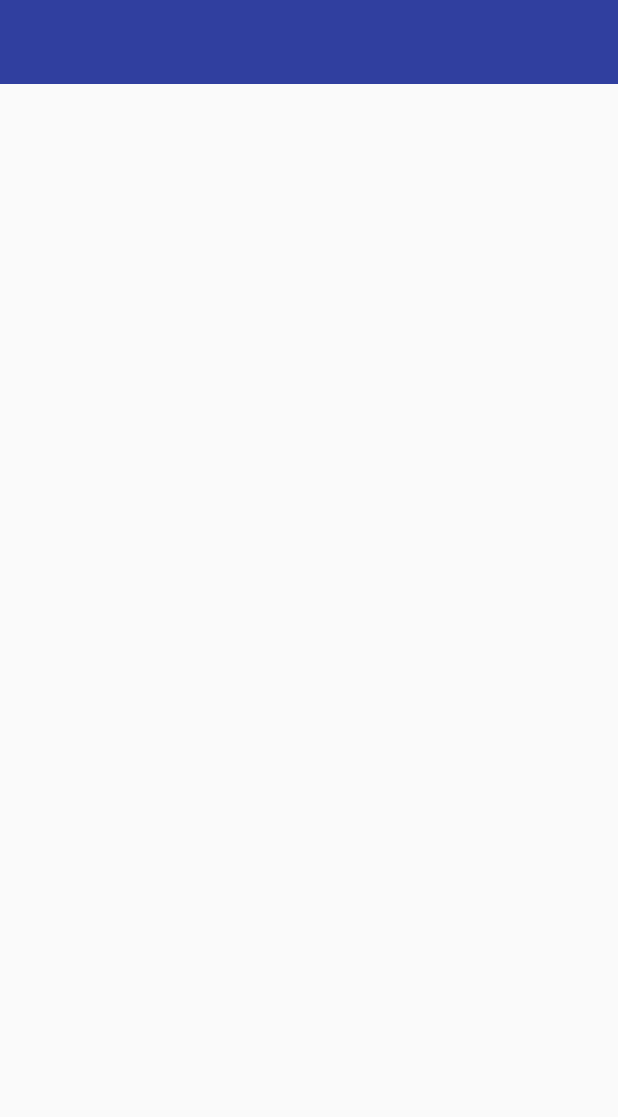
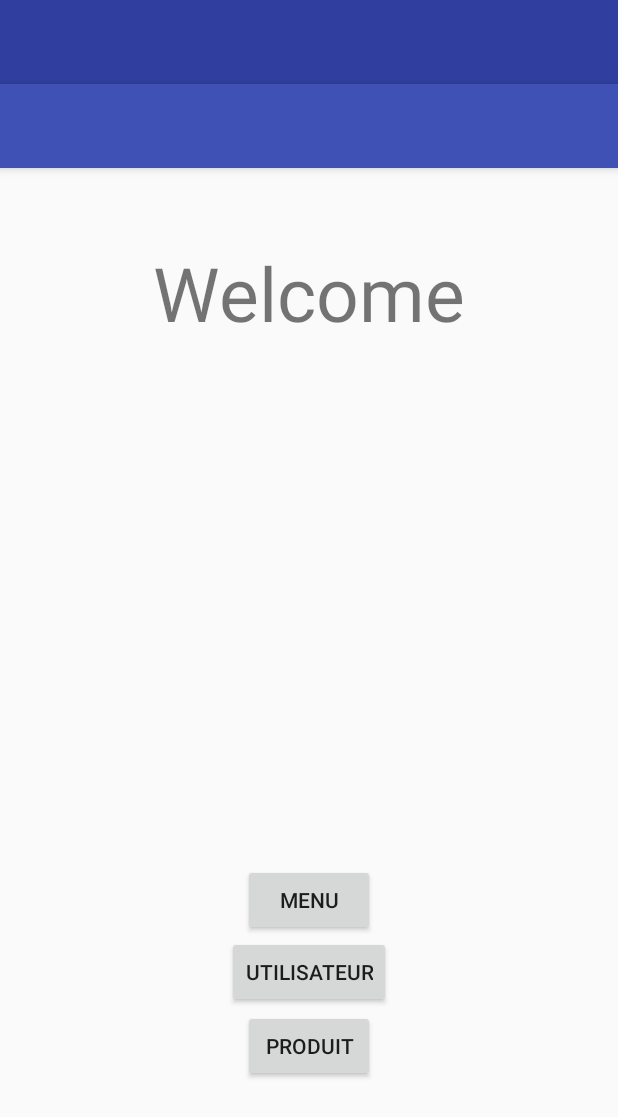
Before and after one commit to marwensaid/TPAndroidSaidiJimy, an Android app: the layout activity_toolbar.xml on its own in the app's theme, with its tools: preview values and no code run, on a phone screen of 412 x 824 dp. Shown: the top 1117 px of the screen. Run offline under Robolectric (Android 15) with nearby library versions, the phone set to English and light mode, and no system bars.

Commit message:
feat(Android-App) impl toolbar component view in layout--MS

```diff
--- a/app/src/main/java/com/example/jimyzak/myapplication/ToolbarNav.java
+++ b/app/src/main/java/com/example/jimyzak/myapplication/ToolbarNavActivity.java
@@ -14,7 +14,7 @@ import android.widget.Toolbar;
 /**
  * Created by marwen on 20/12/15.
  */
-public class ToolbarNav extends AppCompatActivity implements NavigationView.OnNavigationItemSelectedListener {
+public class ToolbarNavActivity extends AppCompatActivity implements NavigationView.OnNavigationItemSelectedListener {
     private TextView textNomValue;
     private Button buttonAffichagePersonne;
     private Button buttonAffichageProduits;
@@ -34,24 +34,24 @@ public class ToolbarNav extends AppCompatActivity implements NavigationView.OnNa
         navigationView.setNavigationItemSelectedListener(this);
 
         Personne personne = (Personne) getIntent().getSerializableExtra("nom_prenom");
-        this.textNomValue =  (TextView)(this.findViewById(R.id.textViewHomeName));
+        this.textNomValue =  (TextView)(this.findViewById(R.id.textViewTitleHome));
         this.textNomValue.setText(personne.getPrenom() + " " + personne.getNom());
 
-        this.buttonAffichagePersonne = (Button)findViewById(R.id.bUtil);
+        this.buttonAffichagePersonne = (Button)findViewById(R.id.buttonAffichageUtilisateurView);
         this.buttonAffichagePersonne.setOnClickListener(new View.OnClickListener() {
 
             @Override
             public void onClick(View v) {
-                startActivity(new Intent(ToolbarNav.this, ListeDesCompteUser.class));
+                startActivity(new Intent(ToolbarNavActivity.this, ListeDesCompteUser.class));
             }
         });
 
-        this.buttonAffichageProduits = (Button)findViewById(R.id.bProd);
+        this.buttonAffichageProduits = (Button)findViewById(R.id.buttonAffichageProduitView);
         this.buttonAffichageProduits.setOnClickListener(new View.OnClickListener() {
 
             @Override
             public void onClick(View v) {
-                startActivity(new Intent(ToolbarNav.this, ListProduit.class));
+                startActivity(new Intent(ToolbarNavActivity.this, ListProduit.class));
             }
         });
 
@@ -60,7 +60,7 @@ public class ToolbarNav extends AppCompatActivity implements NavigationView.OnNa
 
             @Override
             public void onClick(View v) {
-                startActivity(new Intent(ToolbarNav.this, MenuActivity.class));
+                startActivity(new Intent(ToolbarNavActivity.this, MenuActivity.class));
             }
         });
     }
--- a/app/src/main/res/layout/applicationNavigationbarToolbar.xml
+++ b/app/src/main/res/layout/applicationNavigationbarToolbar.xml
@@ -1,6 +1,78 @@
 <?xml version="1.0" encoding="utf-8"?>
-<LinearLayout xmlns:android="http://schemas.android.com/apk/res/android"
-    android:orientation="vertical" android:layout_width="match_parent"
-    android:layout_height="match_parent">
+<android.support.design.widget.CoordinatorLayout
+    xmlns:android="http://schemas.android.com/apk/res/android"
+    xmlns:app="http://schemas.android.com/apk/res-auto"
+    xmlns:tools="http://schemas.android.com/tools" android:layout_width="match_parent"
+    android:layout_height="match_parent" android:fitsSystemWindows="true"
+    tools:context="com.example.jimyzak.myapplication.ToolbarNavActivity">
 
-</LinearLayout>
+    <android.support.design.widget.AppBarLayout android:layout_height="wrap_content"
+        android:layout_width="match_parent" android:theme="@style/AppTheme.AppBarOverlay">
+
+        <android.support.v7.widget.Toolbar android:id="@+id/toolbar"
+            android:layout_width="match_parent" android:layout_height="?attr/actionBarSize"
+            android:background="?attr/colorPrimary" app:popupTheme="@style/AppTheme.PopupOverlay" />
+
+    </android.support.design.widget.AppBarLayout>
+
+
+    <RelativeLayout xmlns:android="http://schemas.android.com/apk/res/android"
+        xmlns:tools="http://schemas.android.com/tools"
+        xmlns:app="http://schemas.android.com/apk/res-auto" android:layout_width="match_parent"
+        android:layout_height="match_parent" android:paddingLeft="@dimen/activity_horizontal_margin"
+        android:paddingRight="@dimen/activity_horizontal_margin"
+        android:paddingTop="@dimen/activity_vertical_margin"
+        android:paddingBottom="@dimen/activity_vertical_margin"
+        app:layout_behavior="@string/appbar_scrolling_view_behavior"
+        tools:context="com.example.jimyzak.myapplication.ToolbarNavActivity">
+
+        <TextView
+            android:layout_width="wrap_content"
+            android:layout_height="wrap_content"
+            android:text="Welcome"
+            android:id="@+id/textViewMessageWelcome"
+            android:layout_marginTop="33dp"
+            android:layout_alignParentTop="true"
+            android:layout_centerHorizontal="true"
+            android:textSize="50dp" />
+
+        <TextView
+            android:layout_width="wrap_content"
+            android:layout_height="wrap_content"
+            android:id="@+id/textViewTitleHome"
+            android:layout_below="@+id/textViewMessageWelcome"
+            android:layout_centerHorizontal="true"
+            android:layout_marginTop="44dp" />
+
+        <Button
+            android:layout_width="wrap_content"
+            android:layout_height="wrap_content"
+            android:text="Utilisateur"
+            android:id="@+id/buttonAffichageUtilisateurView"
+            android:layout_marginBottom="136dp"
+            android:layout_alignParentBottom="true"
+            android:layout_centerHorizontal="true"
+            android:textColor="@color/abc_primary_text_material_light" />
+
+        <Button
+            android:layout_width="wrap_content"
+            android:layout_height="wrap_content"
+            android:text="Produit"
+            android:id="@+id/buttonAffichageProduitView"
+            android:textColor="@color/abc_primary_text_material_light"
+            android:layout_alignTop="@+id/buttonAffichageUtilisateurView"
+            android:layout_centerHorizontal="true"
+            android:layout_marginTop="49dp" />
+
+        <Button
+            android:layout_width="wrap_content"
+            android:layout_height="wrap_content"
+            android:text="Menu"
+            android:id="@+id/bMenu"
+            android:layout_above="@+id/buttonAffichageUtilisateurView"
+            android:layout_centerHorizontal="true" />
+    </RelativeLayout>
+
+
+
+</android.support.design.widget.CoordinatorLayout>
--- a/app/src/main/res/menu/activityMenuToolbarNavigation.xml
+++ b/app/src/main/res/menu/activityMenuToolbarNavigation.xml
@@ -1,4 +1,20 @@
 <?xml version="1.0" encoding="utf-8"?>
 <menu xmlns:android="http://schemas.android.com/apk/res/android">
 
+    <group android:checkableBehavior="single">
+        <item android:id="@+id/nav_camara" android:icon="@android:drawable/ic_menu_camera"
+            android:title="Menu" />
+        <item android:id="@+id/nav_gallery" android:icon="@android:drawable/ic_menu_gallery"
+            android:title="Produits" />
+    </group>
+
+    <item android:title="Administration">
+        <menu>
+            <item android:id="@+id/nav_slideshow" android:icon="@android:drawable/ic_menu_slideshow"
+                android:title="Utilisateurs" />
+            <item android:id="@+id/nav_send" android:icon="@android:drawable/ic_menu_send"
+                android:title="Se déconnecter" />
+        </menu>
+    </item>
+
 </menu>
```
